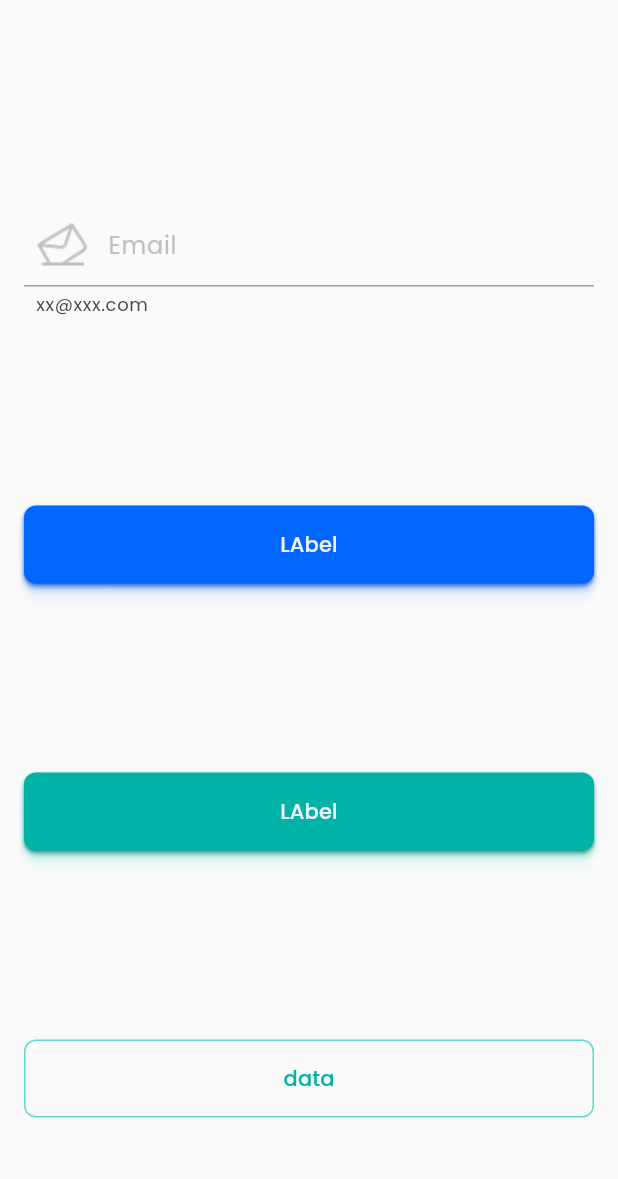
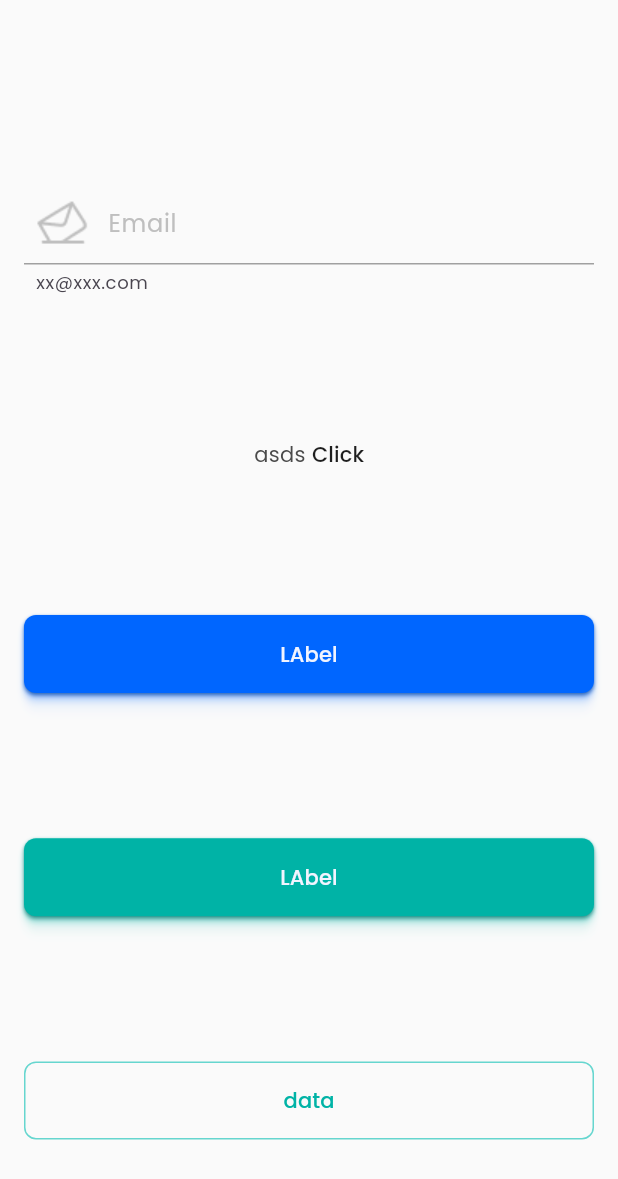
Before and after one commit to m-emrec/nfc_box, a Flutter app: the screen it shows after launch, on a phone screen of 412 x 824 dp. Shown: the top 1179 px of the screen. Run offline on Flutter 3.47's test engine with Material 3 defaults, Android fonts, the phone set to English and light mode, and no system bars; our stand-ins replace cloud_firestore, firebase_auth, firebase_core, flutter_riverpod, go_router, google_fonts and 1 more; accounts and stored records are empty.

Commit message:
Add: InlineTextButton added

```diff
--- /dev/null
+++ b/lib/core/utils/widgets/buttons/inline_text_button.dart
@@ -0,0 +1,21 @@
+import 'package:flutter/gestures.dart';
+import 'package:flutter/material.dart';
+import 'package:nfc_box/core/extensions/context_extension.dart';
+
+class InlineTextButton extends TextSpan {
+  const InlineTextButton(
+    this.context, {
+    super.text,
+    // super.style,
+    super.children,
+    this.onTap,
+
+    // super.recognizer,
+  }) : super();
+  @override
+  TextStyle? get style => context.textTheme.labelLarge;
+  final void Function()? onTap;
+  final BuildContext context;
+  @override
+  GestureRecognizer? get recognizer => TapGestureRecognizer()..onTap = onTap;
+}
--- a/lib/core/utils/widgets/responsive_button.dart
+++ b/lib/core/utils/widgets/buttons/responsive_button.dart
@@ -1,6 +1,6 @@
 import 'package:flutter/material.dart';
 
-import '../../constants/colors.dart';
+import '../../../constants/colors.dart';
 
 class ResponsiveElevatedButton extends StatelessWidget {
   const ResponsiveElevatedButton({
--- a/lib/core/utils/widgets/custom_text_field.dart
+++ b/lib/core/utils/widgets/custom_text_field.dart
@@ -44,6 +44,7 @@ abstract class CustomTextField extends TextFormField {
           textInputAction: textInputAction,
           decoration: InputDecoration(
             helperText: helperText,
+            labelText: label,
             // helperStyle: ,
             suffix: suffix,
             focusedBorder: UnderlineInputBorder(
@@ -53,7 +54,6 @@ abstract class CustomTextField extends TextFormField {
                     : AppColors.accentOrange,
               ),
             ),
-            labelText: label,
             prefixIcon: ColorFiltered(
               colorFilter: ColorFilter.mode(
                 showError
--- a/lib/playground.dart
+++ b/lib/playground.dart
@@ -1,6 +1,8 @@
+import 'package:flutter/gestures.dart';
 import 'package:flutter/material.dart';
+import 'package:nfc_box/core/utils/widgets/buttons/inline_text_button.dart';
 import 'package:nfc_box/core/utils/widgets/custom_text_field.dart';
-import 'package:nfc_box/core/utils/widgets/responsive_button.dart';
+import 'package:nfc_box/core/utils/widgets/buttons/responsive_button.dart';
 import 'package:nfc_box/logger.dart';
 
 class PlayGround extends StatefulWidget {
@@ -33,6 +35,18 @@ class _PlayGroundState extends State<PlayGround> {
                 ],
               ),
             ),
+            Text.rich(
+              TextSpan(
+                text: "asds ",
+                children: [
+                  InlineTextButton(
+                    context,
+                    text: "Click",
+                    onTap: () => logger.i("Tapped"),
+                  ),
+                ],
+              ),
+            ),
             ResponsiveElevatedButton(
               onPressed: () {},
               child: const Text("LAbel"),
```
